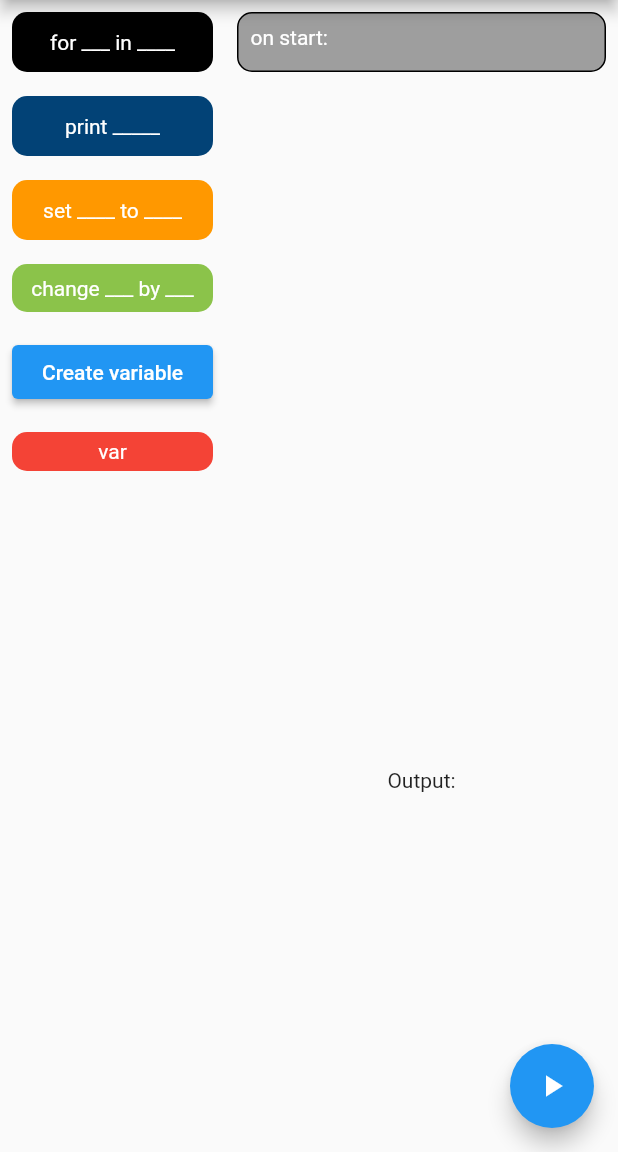
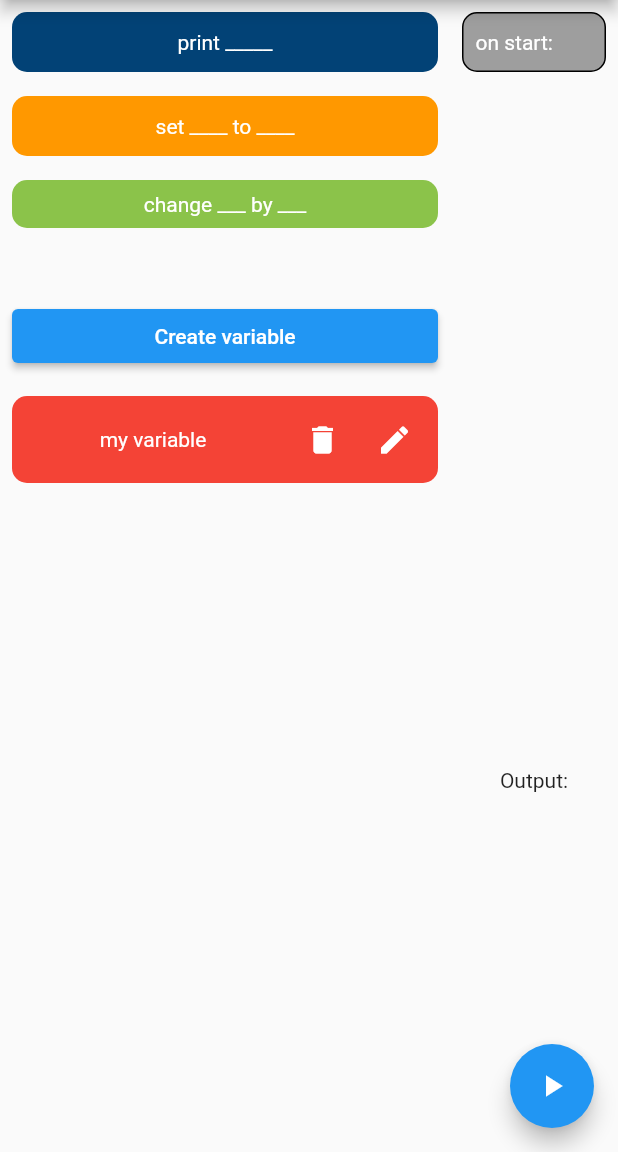
Before and after one commit to danielzsh/blocks, a Flutter app: the screen it shows after launch, on a phone screen of 412 x 824 dp, the part 84-1236 px from its top. Run offline on Flutter 3.47's test engine with Material 2 defaults, Android fonts, the phone set to English and light mode, and no system bars.

Commit message:
Full support for renaming and deleting variables

```diff
--- a/lib/block_widgets/main_block.dart
+++ b/lib/block_widgets/main_block.dart
@@ -35,6 +35,7 @@ class MainState extends State<Main> implements IStatement {
               margin: const EdgeInsets.all(8),
               child: Container(
                   margin: const EdgeInsets.all(8),
+                  alignment: Alignment.centerLeft,
                   child: const Text(
                     'on start: ',
                     style: TextStyle(color: Colors.white),
--- a/lib/block_widgets/output.dart
+++ b/lib/block_widgets/output.dart
@@ -1,6 +1,3 @@
-import 'package:flutter/src/foundation/key.dart';
-import 'package:flutter/src/widgets/framework.dart';
-
 import 'package:flutter/material.dart';
 
 class Output extends StatefulWidget {
--- a/lib/block_widgets/set_block.dart
+++ b/lib/block_widgets/set_block.dart
@@ -1,7 +1,4 @@
 import 'package:blocks/block_widgets/all.dart';
-import 'package:flutter/gestures.dart';
-import 'package:flutter/src/foundation/key.dart';
-import 'package:flutter/src/widgets/framework.dart';
 import 'drag_area.dart';
 import 'package:flutter/material.dart';
 
--- a/lib/block_widgets/var_block.dart
+++ b/lib/block_widgets/var_block.dart
@@ -1,25 +1,34 @@
-import 'package:blocks/block_widgets/all.dart';
 import 'package:blocks/block_widgets/block_base.dart';
 import 'package:flutter/material.dart';
 import 'package:blocks/globals.dart';
 
-class VarBlock extends StatelessWidget implements Block {
+class VarBlock extends StatefulWidget {
   final String name;
-  final bool center;
-  const VarBlock({Key? key, required this.name, this.center = false})
-      : super(key: key);
+  const VarBlock({Key? key, required this.name}) : super(key: key);
+  @override
+  State<VarBlock> createState() => VarBlockState();
+}
+
+class VarBlockState extends State<VarBlock> {
+  late String name;
+  @override
+  void initState() {
+    name = widget.name;
+    super.initState();
+  }
+
   @override
   Widget build(BuildContext context) {
     return Container(
       padding: const EdgeInsets.all(5),
-      constraints: BoxConstraints(minWidth: 50),
+      constraints: BoxConstraints(minWidth: 50, minHeight: 40),
       decoration: const BoxDecoration(
         color: Colors.red,
         borderRadius: BorderRadius.all(Radius.circular(10)),
       ),
       child: Container(
         margin: EdgeInsets.symmetric(horizontal: 4),
-        alignment: (center) ? Alignment.center : null,
+        alignment: Alignment.center,
         child: Text(
           name,
           style: const TextStyle(
@@ -31,6 +40,61 @@ class VarBlock extends StatelessWidget implements Block {
       ),
     );
   }
+
+  void changeName(String newname) {
+    setState(() {
+      name = newname;
+    });
+  }
+}
+
+class _DragContent extends StatelessWidget implements Block {
+  final String name;
+  const _DragContent({Key? key, required this.name}) : super(key: key);
+  @override
+  Widget build(BuildContext context) {
+    return Container(
+      padding: const EdgeInsets.all(5),
+      constraints: BoxConstraints(minWidth: 50),
+      decoration: const BoxDecoration(
+        color: Colors.red,
+        borderRadius: BorderRadius.all(Radius.circular(10)),
+      ),
+      child: Row(children: [
+        Expanded(
+          child: Container(
+              margin: EdgeInsets.symmetric(horizontal: 4),
+              alignment: Alignment.center,
+              child: Text(
+                name,
+                style: const TextStyle(
+                    color: Colors.white,
+                    fontSize: 14,
+                    decoration: TextDecoration.none,
+                    fontWeight: FontWeight.normal),
+              )),
+        ),
+        Align(
+            alignment: Alignment.centerRight,
+            child: IconButton(
+              onPressed: () {
+                homePageKey.currentState!.deleteVar(name);
+              },
+              icon: Icon(Icons.delete),
+              color: Colors.white,
+            )),
+        Align(
+            alignment: Alignment.centerRight,
+            child: IconButton(
+              onPressed: () {
+                homePageKey.currentState!.editVariable(name);
+              },
+              icon: Icon(Icons.edit),
+              color: Colors.white,
+            ))
+      ]),
+    );
+  }
 }
 
 class VarDrag extends StatelessWidget {
@@ -39,7 +103,6 @@ class VarDrag extends StatelessWidget {
   VarDrag({Key? key, required this.name})
       : block = VarBlock(
           name: name,
-          center: true,
         ),
         super(key: key) {
     variables[name] = 0;
@@ -48,6 +111,7 @@ class VarDrag extends StatelessWidget {
   Widget build(BuildContext context) {
     return Container(
         margin: EdgeInsets.all(8),
-        child: Draggable<String>(data: name, child: block, feedback: block));
+        child: Draggable<String>(
+            data: name, child: _DragContent(name: name), feedback: block));
   }
 }
--- a/lib/globals.dart
+++ b/lib/globals.dart
@@ -1,6 +1,9 @@
+import 'package:blocks/main.dart';
 import 'package:flutter/material.dart';
 import 'block_widgets/all.dart';
 
 final outputKey = GlobalKey<OutputState>();
 final mainKey = GlobalKey<MainState>();
+final homePageKey = GlobalKey<HomePageState>();
 Map<String, int> variables = {};
+Map<String, List<GlobalKey<VarBlockState>>> varmap = {};
--- a/lib/main.dart
+++ b/lib/main.dart
@@ -1,4 +1,3 @@
-import 'package:flutter/foundation.dart';
 import 'package:flutter/material.dart';
 import 'package:blocks/block_widgets/all.dart';
 import 'globals.dart';
@@ -28,7 +27,7 @@ class MyApp extends StatelessWidget {
           // is not restarted.
           primarySwatch: Colors.blue,
         ),
-        home: const HomePage());
+        home: HomePage(key: homePageKey));
   }
 }
 
@@ -36,22 +35,44 @@ class HomePage extends StatefulWidget {
   const HomePage({Key? key}) : super(key: key);
 
   @override
-  State<HomePage> createState() => _HomePageState();
+  State<HomePage> createState() => HomePageState();
 }
 
-class _HomePageState extends State<HomePage> {
+class HomePageState extends State<HomePage> {
+  var vars = <String>["my variable"];
   final _varcontroller = TextEditingController();
-  var vars = <VarDrag>[VarDrag(name: "var")];
   String? get _errorText {
-    // at any time, we can get the text from _controller.value.text
     final text = _varcontroller.value.text;
-    if (text.length == 0) {
+    if (text.isEmpty) {
       return "Too short";
     }
+    if (text.length > 25) return "Too long";
     if (variables.containsKey(_varcontroller.text)) {
       return "Variable name in use";
     }
     return null;
+  }
+
+  void deleteVar(String name) {
+    variables.remove(name);
+    setState(() {
+      vars.remove(name);
+    });
+  }
+
+  void editVariable(String name) async {
+    _varcontroller.text = name;
+    await _displayTextInputDialog(context, "Edit variable");
+    variables[_varcontroller.text] = variables[name] ?? 0;
+    variables.remove(name);
+    for (final key in varmap[name]!) {
+      key.currentState!.changeName(_varcontroller.text);
+    }
+    varmap[_varcontroller.text] = varmap[name]!;
+    varmap.remove(name);
+    setState(() {
+      vars.remove(name);
+    });
   }
 
   @override
@@ -60,7 +81,8 @@ class _HomePageState extends State<HomePage> {
     super.dispose();
   }
 
-  Future<void> _displayTextInputDialog(BuildContext context) async {
+  Future<void> _displayTextInputDialog(
+      BuildContext context, String text) async {
     return showDialog(
         context: context,
         builder: (context) {
@@ -68,7 +90,7 @@ class _HomePageState extends State<HomePage> {
             valueListenable: _varcontroller,
             builder: (context, TextEditingValue value, __) {
               return AlertDialog(
-                title: Text('Add variable'),
+                title: Text(text),
                 content: TextField(
                   onChanged: (text) {
                     setState(() => text);
@@ -86,7 +108,7 @@ class _HomePageState extends State<HomePage> {
                         ? null
                         : () {
                             setState(() {
-                              vars.add(VarDrag(name: _varcontroller.text));
+                              vars.add(_varcontroller.text);
                               Navigator.pop(context);
                             });
                           },
@@ -106,21 +128,22 @@ class _HomePageState extends State<HomePage> {
       ),
       body: Row(crossAxisAlignment: CrossAxisAlignment.start, children: [
         Container(
-          width: 150,
+          width: 300,
           child: ListView(controller: ScrollController(), children: [
-            const ForDrag(),
             PrintDrag(),
             SetDrag(),
             ChangeDrag(),
             Container(
-              margin: EdgeInsets.all(8),
-              child: ElevatedButton(
-                  onPressed: () {
-                    _displayTextInputDialog(context);
-                  },
-                  child: const Text('Create variable')),
-            ),
-            ...vars
+                margin: EdgeInsets.all(8),
+                child: Container(
+                  margin: const EdgeInsets.only(top: 32),
+                  child: ElevatedButton(
+                      onPressed: () {
+                        _displayTextInputDialog(context, "Add variable");
+                      },
+                      child: const Text('Create variable')),
+                )),
+            ...vars.map((name) => VarDrag(name: name))
           ]),
         ),
         Flexible(
```
Also changed, not shown: lib/utility.dart (+7 -2 lines).
